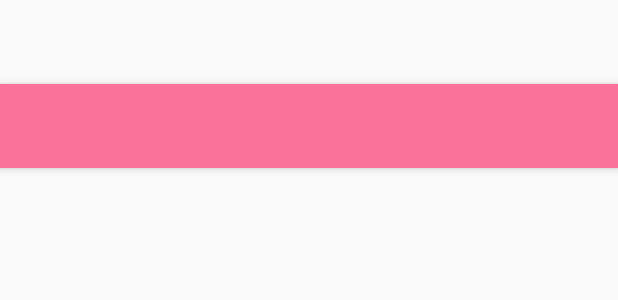
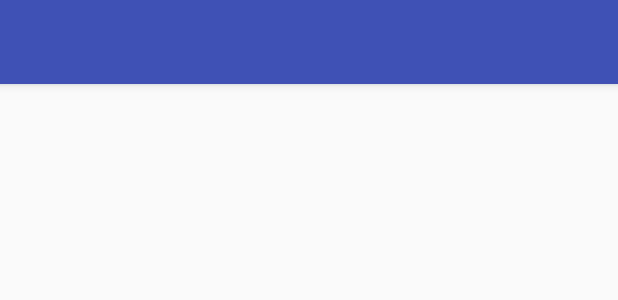
Before and after one commit to hcz017/xDiary, an Android app: the layout app_bar_main.xml on its own in the app's theme, with its tools: preview values and no code run, on a phone screen of 412 x 824 dp. Shown: the top 300 px of the screen. Run offline under Robolectric (Android 15) with nearby library versions, the phone set to English and light mode, and no system bars.

Commit message:
调整状态栏透明效果和颜色

```diff
--- a/app/src/main/res/layout/app_bar_main.xml
+++ b/app/src/main/res/layout/app_bar_main.xml
@@ -4,7 +4,6 @@
     xmlns:tools="http://schemas.android.com/tools"
     android:layout_width="match_parent"
     android:layout_height="match_parent"
-    android:fitsSystemWindows="true"
     tools:context="com.training.edison.codesimple.MainActivity">
 
     <android.support.design.widget.AppBarLayout
--- a/app/src/main/res/values/colors.xml
+++ b/app/src/main/res/values/colors.xml
@@ -1,7 +1,7 @@
 <?xml version="1.0" encoding="utf-8"?>
 <resources>
-    <color name="PrimaryColor">#fa7199</color>
-    <color name="PrimaryDarkColor">#f06292</color>
+    <color name="PrimaryColor">#fa7298</color>
+    <color name="PrimaryDarkColor">#c25374</color>
     <color name="colorPrimary">#3F51B5</color>
     <color name="colorPrimaryDark">#303F9F</color>
     <color name="colorAccent">#FF4081</color>
--- a/app/src/main/res/values/styles.xml
+++ b/app/src/main/res/values/styles.xml
@@ -3,21 +3,19 @@
     <!-- Base application theme. -->
     <style name="AppTheme" parent="Theme.AppCompat.Light.DarkActionBar">
         <!-- Customize your theme here. -->
-        <item name="colorPrimary">@color/PrimaryColor</item>
-        <item name="colorPrimaryDark">@color/PrimaryDarkColor</item>
+        <item name="colorPrimary">@color/colorPrimary</item>
+        <item name="colorPrimaryDark">@color/colorPrimaryDark</item>
         <item name="colorAccent">@color/colorAccent</item>
     </style>
 
     <style name="AppTheme.NoActionBar">
         <item name="windowActionBar">false</item>
         <item name="windowNoTitle">true</item>
-        <item name="colorPrimary">@color/colorPrimary</item>
-        <item name="colorPrimaryDark">@color/colorPrimaryDark</item>
     </style>
 
-    <style name="AppTheme.NoActionBarTransparent">
-        <item name="windowActionBar">false</item>
-        <item name="windowNoTitle">true</item>
+    <style name="AppTheme.NoActionBarTransparent" parent="AppTheme.NoActionBar">
+        <item name="colorPrimary">@color/PrimaryColor</item>
+        <item name="colorPrimaryDark">@color/PrimaryDarkColor</item>
         <item name="android:statusBarColor">@android:color/transparent</item>
     </style>
 
```
